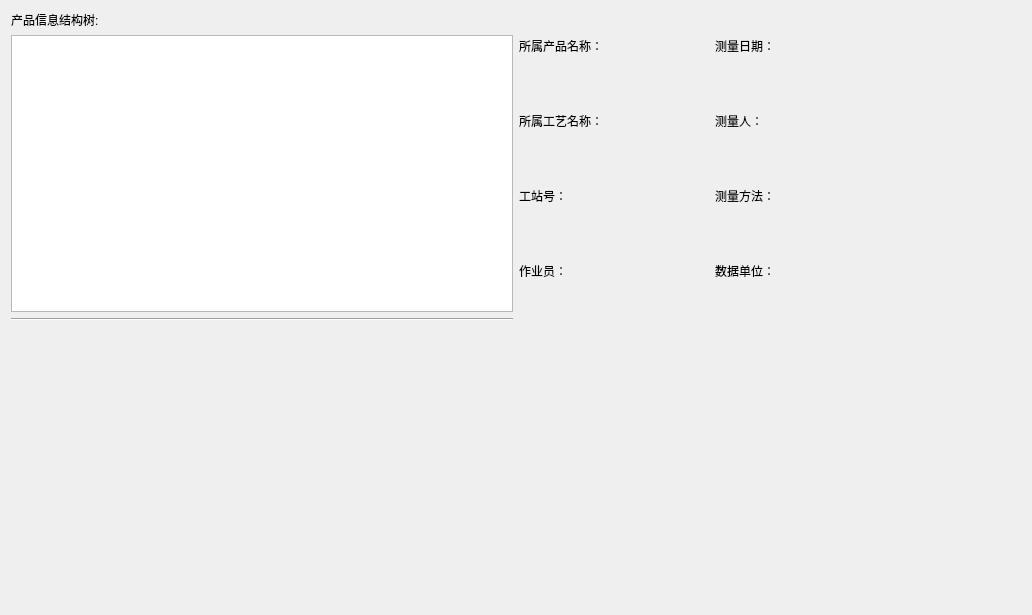
Old version of the form Pwh/pwhmanagement.ui in the repository yukuan1991/PwhManagementProject.
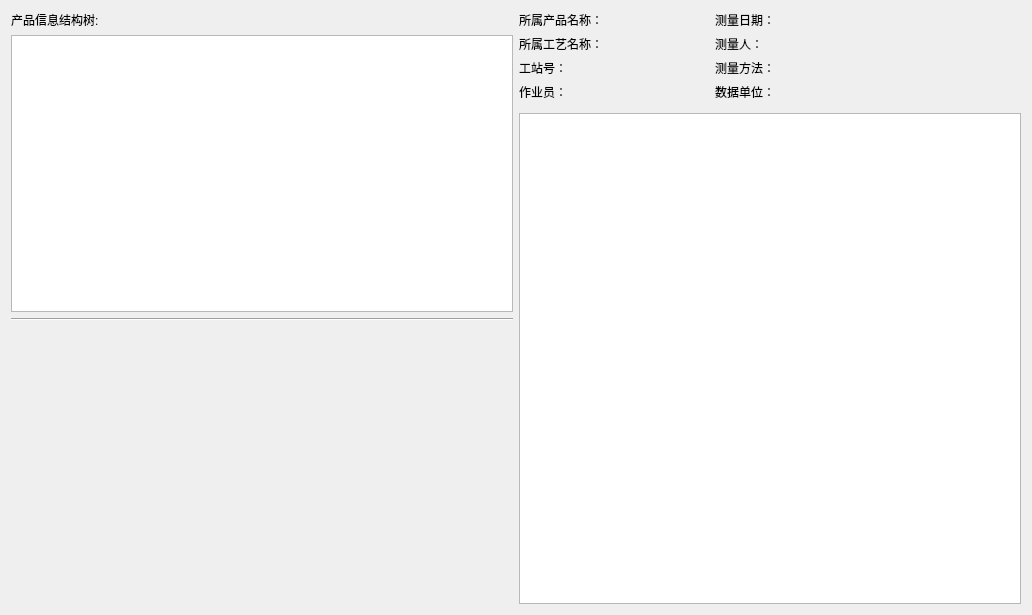
New version of the form. Custom widgets are drawn as their Qt base class.

What changed in the file:
```diff
--- a/Pwh/pwhmanagement.ui
+++ b/Pwh/pwhmanagement.ui
@@ -13,9 +13,7 @@
   <property name="windowTitle">
    <string>Form</string>
   </property>
-  <layout class="QHBoxLayout" name="horizontalLayout_4">
-   <item>
-    <layout class="QHBoxLayout" name="horizontalLayout_3" stretch="1,1">
+  <layout class="QHBoxLayout" name="horizontalLayout">
      <item>
       <layout class="QVBoxLayout" name="verticalLayout_2" stretch="0,1,0,1">
        <item>
@@ -190,7 +188,8 @@
        <item>
         <widget class="global_widget" name="widget_global" native="true"/>
        </item>
-      </layout>
+     <item>
+      <widget class="QTableWidget" name="tableWidget"/>
      </item>
     </layout>
    </item>
```
Lines whose indentation alone changed are shown as unchanged.
